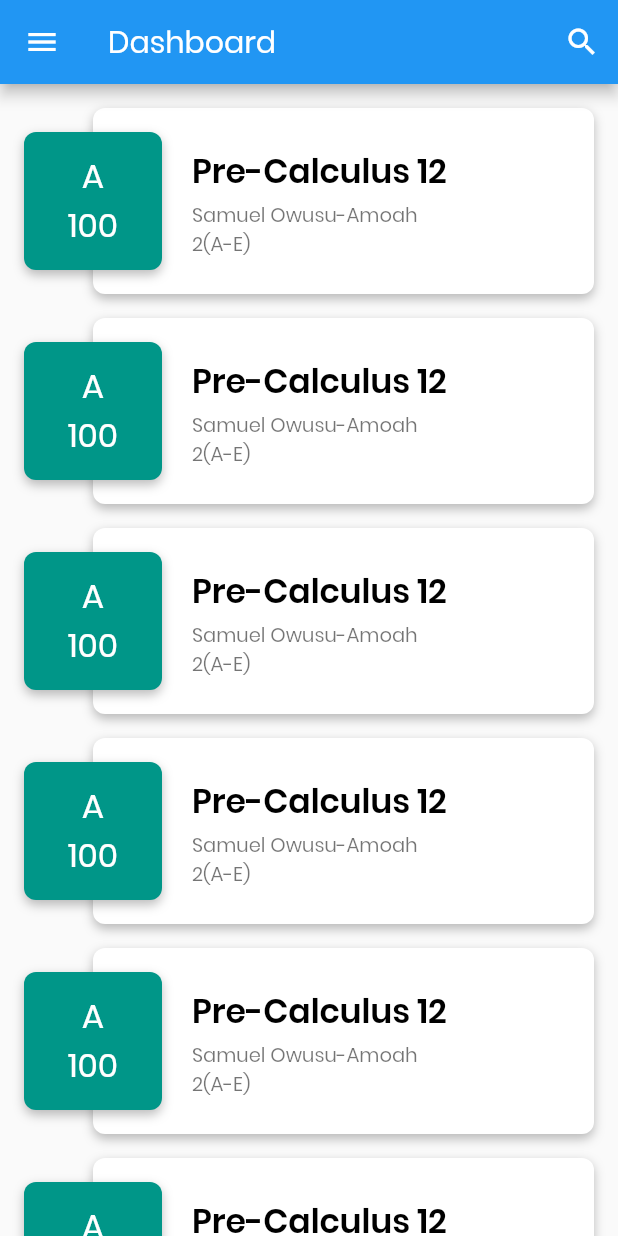
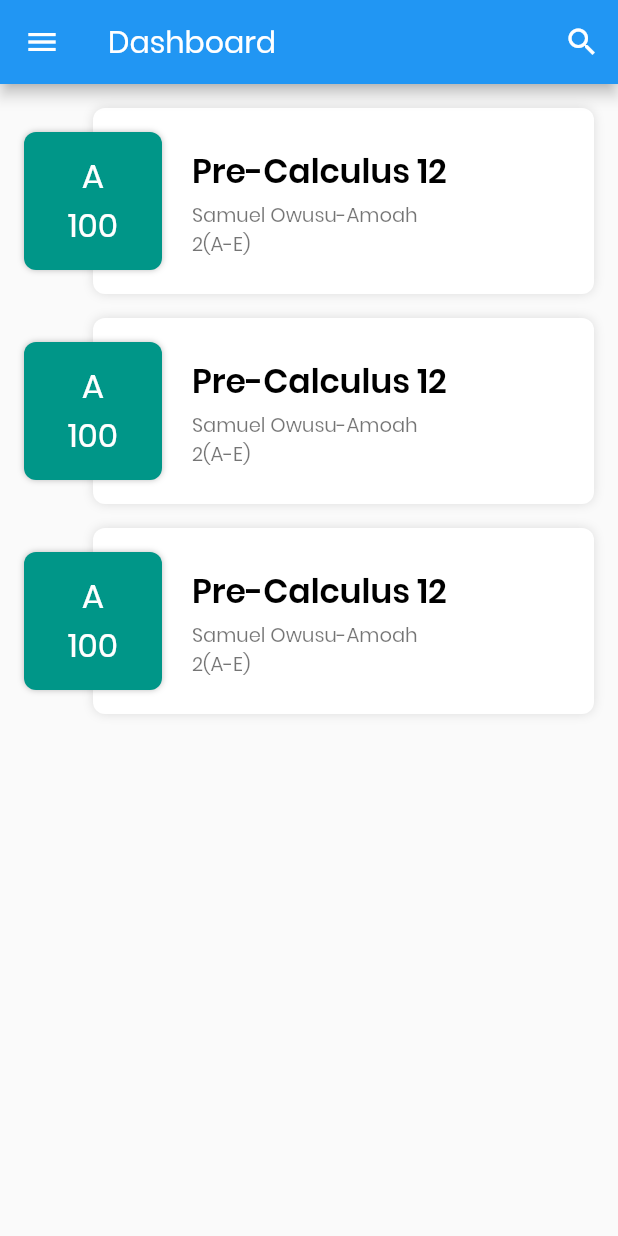
Before and after one commit to SchoolPower/SchoolPower-Flutter, a Flutter app: the screen it shows after launch, on a phone screen of 412 x 824 dp. Run offline on Flutter 3.47's test engine with Material 2 defaults, Android fonts, the phone set to English and light mode, and no system bars.

Commit message:
first commit

```diff
--- a/lib/main.dart
+++ b/lib/main.dart
@@ -8,10 +8,7 @@ class MyApp extends StatelessWidget {
   Widget build(BuildContext context) {
     return MaterialApp(
       title: 'Flutter Demo',
-      theme: ThemeData(
-        primarySwatch: Colors.blue,
-        fontFamily: 'Poppins'
-      ),
+      theme: ThemeData(primarySwatch: Colors.blue, fontFamily: 'Poppins'),
       home: MyHomePage(title: 'Dashboard'),
     );
   }
@@ -44,9 +41,9 @@ class _MyHomePageState extends State<MyHomePage> {
           ),
         ],
       ),
-      body: new Column(
+      body: Column(
         children: <Widget>[
-          new DashboardBody(),
+          DashboardBody(),
         ],
       ),
     );
--- a/lib/styles/TextStyles.dart
+++ b/lib/styles/TextStyles.dart
@@ -1,9 +1,7 @@
 import "package:flutter/material.dart";
 
 class TextStyles {
-  static final poppins = const TextStyle(
-    fontFamily: 'Poppins'
-  );
+  static final poppins = const TextStyle(fontFamily: 'Poppins');
   static final letterGradeTextStyle = poppins.copyWith(
     color: Colors.white,
     fontSize: 22.0,
@@ -19,6 +17,9 @@ class TextStyles {
     fontSize: 22.0,
     fontWeight: FontWeight.w600,
   );
+  static final courseNameTextStyleWhite = courseNameTextStyle.copyWith(
+    color: Colors.white,
+  );
   static final courseDetailTextStyle = poppins.copyWith(
     color: Colors.black54,
     fontSize: 13.0,
--- a/lib/ui/CourseRow.dart
+++ b/lib/ui/CourseRow.dart
@@ -2,83 +2,162 @@ import 'package:flutter/material.dart';
 import 'package:schoolpower_flutter/styles/TextStyles.dart';
 
 class CourseRow extends StatelessWidget {
+  final int course;
 
-  final int course;
   CourseRow(this.course);
+
+  double _getAppBarHeight(BuildContext context) =>
+      MediaQuery.of(context).size.height * 0.3;
 
   @override
   Widget build(BuildContext context) {
-    return new Container(
+    final double appBarHeight = _getAppBarHeight(context);
+    final scoreCardContainer = Container(
+      width: 92.0,
+      height: 92.0,
+      margin: EdgeInsets.symmetric(vertical: 16.0),
+      decoration: BoxDecoration(
+        color: Colors.teal,
+        shape: BoxShape.rectangle,
+        borderRadius: BorderRadius.circular(8.0),
+        boxShadow: <BoxShadow>[
+          BoxShadow(
+            color: Colors.black26,
+            blurRadius: 3.0,
+          ),
+        ],
+      ),
+      alignment: FractionalOffset.centerLeft,
+      child: Center(
+        child: Column(
+          mainAxisAlignment: MainAxisAlignment.center,
+          children: <Widget>[
+            Text("A", style: TextStyles.letterGradeTextStyle),
+            Hero(
+              tag: course.toString() + "numGrade",
+              child: Text("100", style: TextStyles.numberGradeTextStyle),
+            ),
+          ],
+        ),
+      ),
+    );
+
+    final courseCardContainer = Container(
+      margin: EdgeInsets.fromLTRB(66.0, 26.0, 16.0, 16.0),
+      constraints: BoxConstraints.expand(),
+      child: Column(
+        crossAxisAlignment: CrossAxisAlignment.start,
+        children: <Widget>[
+          Hero(
+            tag: course.toString() + "title",
+            child:
+                Text("Pre-Calculus 12", style: TextStyles.courseNameTextStyle),
+          ),
+          Container(
+            height: 3,
+          ),
+          Text("Samuel Owusu-Amoah", style: TextStyles.courseDetailTextStyle),
+          Text("2(A-E)", style: TextStyles.courseDetailTextStyle),
+        ],
+      ),
+    );
+
+    final scoreCard = Hero(tag: course.toString(), child: scoreCardContainer);
+
+    final courseCard = Container(
+      child: courseCardContainer,
+      height: 124.0,
+      margin: EdgeInsets.only(left: 46.0),
+      decoration: BoxDecoration(
+        color: Colors.white,
+        shape: BoxShape.rectangle,
+        borderRadius: BorderRadius.circular(8.0),
+        boxShadow: <BoxShadow>[
+          BoxShadow(
+            color: Colors.black12,
+            blurRadius: 5.0,
+          ),
+        ],
+      ),
+    );
+
+    final courseDetailAppBar = SliverAppBar(
+      expandedHeight: 200,
+      floating: false,
+      pinned: true,
+      flexibleSpace: FlexibleSpaceBar(
+        title: Text('PC12'),
+        collapseMode: CollapseMode.parallax,
+      ),
+      backgroundColor: Colors.teal,
+    );
+
+    final courseDetailPage = Scaffold(
+      body:
+//      Column(
+//        children: <Widget>[
+//          Hero(
+//            tag: course.toString(),
+//            child: Container(
+//              decoration: BoxDecoration(
+//                color: Colors.teal,
+//                boxShadow: <BoxShadow>[
+//                  BoxShadow(
+//                      color: Colors.black26,
+//                      blurRadius: 3.0,
+//                      offset: Offset(0, 3.0)),
+//                ],
+//              ),
+//              child:
+          CustomScrollView(
+        slivers: <Widget>[
+           courseDetailAppBar,
+
+          SliverFillRemaining(
+            child: Container(
+              height: 150,
+              margin: EdgeInsets.only(left: 20, top: 10),
+              decoration: BoxDecoration(
+                color: Colors.transparent,
+                shape: BoxShape.rectangle,
+              ),
+              child: Hero(
+                tag: course.toString() + "numGrade",
+                child: Text('100', style: TextStyles.numberGradeTextStyle),
+              ),
+            ),
+          ),
+        ],
+
+//              ),
+//            ),
+//          ),
+//        ],
+      ),
+    );
+
+    return GestureDetector(
+      onTap: () {
+        Navigator.of(context).push(
+          MaterialPageRoute<void>(
+            builder: (BuildContext context) {
+              return courseDetailPage;
+            },
+          ),
+        );
+      },
+      child: Container(
         margin: const EdgeInsets.symmetric(
           vertical: 8.0,
           horizontal: 16.0,
         ),
-      child: new Stack(
+        child: Stack(
           children: <Widget>[
             courseCard,
             scoreCard,
           ],
-      )
-    );
-  }
-
-  final scoreCard = new Container(
-    width: 92.0,
-    height: 92.0,
-    margin: new EdgeInsets.symmetric(
-      vertical: 16.0
         ),
-    alignment: FractionalOffset.centerLeft,
-    decoration: new BoxDecoration(
-      color: Colors.teal,
-      shape: BoxShape.rectangle,
-      borderRadius: new BorderRadius.circular(8.0),
-      boxShadow: <BoxShadow>[
-        new BoxShadow(
-          color: Colors.black26,
-          blurRadius: 5.0,
-          offset: new Offset(0.0, 3.0),
-        ),
-      ],
-    ),
-    child: new Center(
-      child: new Column(
-        mainAxisAlignment: MainAxisAlignment.center,
-        children: <Widget>[
-          new Text("A", style: TextStyles.letterGradeTextStyle),
-          new Text("100", style: TextStyles.numberGradeTextStyle),
-        ]
-      )
-    ),
-  );
-
-  final courseCard = new Container(
-    child: new Container(
-      margin: new EdgeInsets.fromLTRB(66.0, 26.0, 16.0, 16.0),
-      constraints: new BoxConstraints.expand(),
-      child: new Column(
-        crossAxisAlignment: CrossAxisAlignment.start,
-        children: <Widget>[
-          new Text("Pre-Calculus 12", style: TextStyles.courseNameTextStyle),
-          new Container(height: 3,),
-          new Text("Samuel Owusu-Amoah", style: TextStyles.courseDetailTextStyle),
-          new Text("2(A-E)", style: TextStyles.courseDetailTextStyle),
-        ]
-      ),
-    ),
-    height: 124.0,
-    margin: new EdgeInsets.only(left: 46.0),
-    decoration: new BoxDecoration(
-      color: Colors.white,
-      shape: BoxShape.rectangle,
-      borderRadius: new BorderRadius.circular(8.0),
-      boxShadow: <BoxShadow>[
-        new BoxShadow(
-          color: Colors.black26,
-          blurRadius: 5.0,
-          offset: new Offset(0.0, 3.0),
-        ),
-      ],
       ),
     );
   }
+}
--- a/lib/ui/DashboardBody.dart
+++ b/lib/ui/DashboardBody.dart
@@ -2,19 +2,15 @@ import 'package:flutter/material.dart';
 import 'package:schoolpower_flutter/ui/CourseRow.dart';
 
 class DashboardBody extends StatelessWidget {
-
-  final List<int> courses = [
-    1,1,1,1,1,1,1
-  ];
+  final List<int> courses = [1, 2, 3];
 
   @override
   Widget build(BuildContext context) {
-    return new Expanded(
-      child: new ListView.builder(
-        itemBuilder: (context, index) => new CourseRow(courses[index]),
-        itemCount: courses.length,
-        padding: new EdgeInsets.symmetric(vertical: 8.0)
-      ),
+    return Expanded(
+      child: ListView.builder(
+          itemBuilder: (context, index) => CourseRow(courses[index]),
+          itemCount: courses.length,
+          padding: EdgeInsets.symmetric(vertical: 8.0)),
     );
   }
 }
```
Lines whose indentation alone changed are shown as unchanged.
